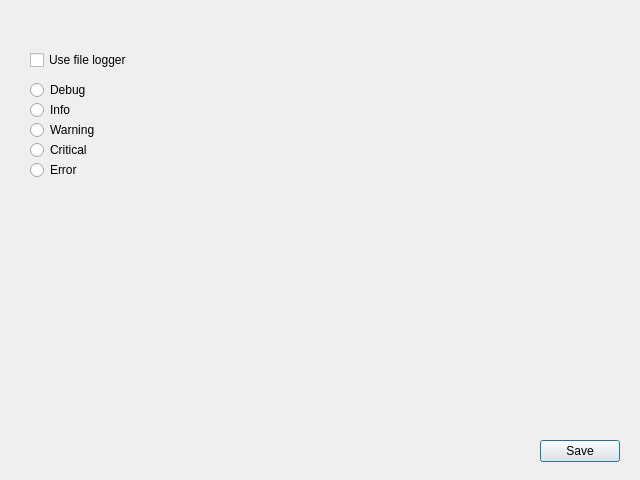
Qt form settingsdialog.ui (stoic1979/QtSysMonitor) before a commit.
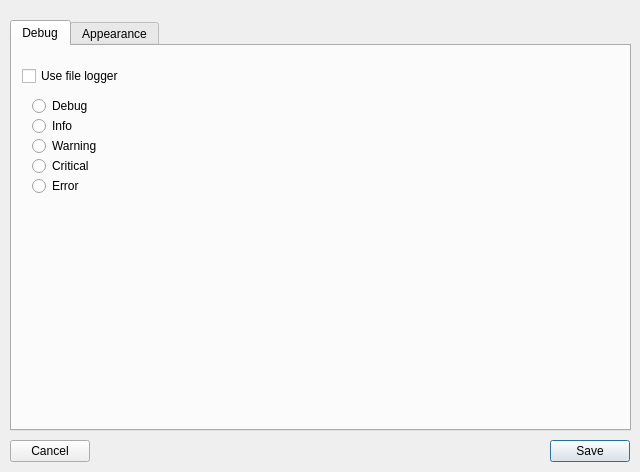
The same form after that commit.

Commit message: added tabbar in settings for managing different categories of settings

What changed in the file:
```diff
--- a/settingsdialog.ui
+++ b/settingsdialog.ui
@@ -7,17 +7,46 @@
     <x>0</x>
     <y>0</y>
     <width>640</width>
-    <height>480</height>
+    <height>472</height>
    </rect>
   </property>
   <property name="windowTitle">
    <string>Dialog</string>
   </property>
+  <widget class="QPushButton" name="btnSaveSettings">
+   <property name="geometry">
+    <rect>
+     <x>550</x>
+     <y>440</y>
+     <width>80</width>
+     <height>22</height>
+    </rect>
+   </property>
+   <property name="text">
+    <string>Save</string>
+   </property>
+  </widget>
+  <widget class="QTabWidget" name="tabWidget">
+   <property name="geometry">
+    <rect>
+     <x>10</x>
+     <y>20</y>
+     <width>621</width>
+     <height>411</height>
+    </rect>
+   </property>
+   <property name="currentIndex">
+    <number>0</number>
+   </property>
+   <widget class="QWidget" name="tab">
+    <attribute name="title">
+     <string>Debug</string>
+    </attribute>
   <widget class="QCheckBox" name="checkBox">
    <property name="geometry">
     <rect>
-     <x>30</x>
-     <y>50</y>
+       <x>10</x>
+       <y>20</y>
      <width>141</width>
      <height>20</height>
     </rect>
@@ -29,8 +58,8 @@
   <widget class="QRadioButton" name="radioButton">
    <property name="geometry">
     <rect>
-     <x>30</x>
-     <y>80</y>
+       <x>20</x>
+       <y>50</y>
      <width>100</width>
      <height>20</height>
     </rect>
@@ -39,11 +68,37 @@
     <string>Debug</string>
    </property>
   </widget>
+    <widget class="QRadioButton" name="radioButton_5">
+     <property name="geometry">
+      <rect>
+       <x>20</x>
+       <y>130</y>
+       <width>100</width>
+       <height>20</height>
+      </rect>
+     </property>
+     <property name="text">
+      <string>Error</string>
+     </property>
+    </widget>
+    <widget class="QRadioButton" name="radioButton_4">
+     <property name="geometry">
+      <rect>
+       <x>20</x>
+       <y>110</y>
+       <width>100</width>
+       <height>20</height>
+      </rect>
+     </property>
+     <property name="text">
+      <string>Critical</string>
+     </property>
+    </widget>
   <widget class="QRadioButton" name="radioButton_2">
    <property name="geometry">
     <rect>
-     <x>30</x>
-     <y>100</y>
+       <x>20</x>
+       <y>70</y>
      <width>100</width>
      <height>20</height>
     </rect>
@@ -55,8 +110,8 @@
   <widget class="QRadioButton" name="radioButton_3">
    <property name="geometry">
     <rect>
-     <x>30</x>
-     <y>120</y>
+       <x>20</x>
+       <y>90</y>
      <width>100</width>
      <height>20</height>
     </rect>
@@ -65,43 +120,50 @@
     <string>Warning</string>
    </property>
   </widget>
-  <widget class="QRadioButton" name="radioButton_4">
+   </widget>
+   <widget class="QWidget" name="tab_2">
+    <attribute name="title">
+     <string>Appearance</string>
+    </attribute>
+    <widget class="QLabel" name="label">
    <property name="geometry">
     <rect>
-     <x>30</x>
-     <y>140</y>
-     <width>100</width>
-     <height>20</height>
+       <x>20</x>
+       <y>30</y>
+       <width>121</width>
+       <height>16</height>
     </rect>
    </property>
    <property name="text">
-    <string>Critical</string>
-   </property>
-  </widget>
-  <widget class="QRadioButton" name="radioButton_5">
+      <string>Background Color</string>
+     </property>
+    </widget>
+    <widget class="QPushButton" name="pushButton">
    <property name="geometry">
     <rect>
-     <x>30</x>
-     <y>160</y>
-     <width>100</width>
-     <height>20</height>
+       <x>160</x>
+       <y>30</y>
+       <width>80</width>
+       <height>22</height>
     </rect>
    </property>
    <property name="text">
-    <string>Error</string>
-   </property>
-  </widget>
-  <widget class="QPushButton" name="btnSaveSettings">
+      <string>Choose</string>
+     </property>
+    </widget>
+   </widget>
+  </widget>
+  <widget class="QPushButton" name="btnCancelSettings">
    <property name="geometry">
     <rect>
-     <x>540</x>
+     <x>10</x>
      <y>440</y>
      <width>80</width>
      <height>22</height>
     </rect>
    </property>
    <property name="text">
-    <string>Save</string>
+    <string>Cancel</string>
    </property>
   </widget>
  </widget>
```
Left out of the diff: 2 changed lines with no effect on the pictures. Lines whose indentation alone changed are shown as unchanged. The commit also changes 2 other files.
